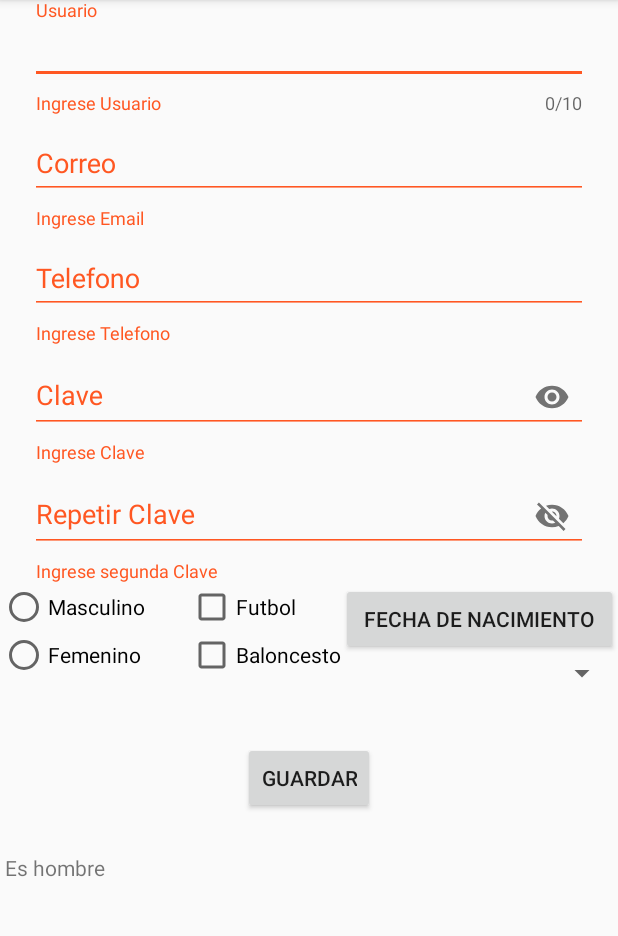
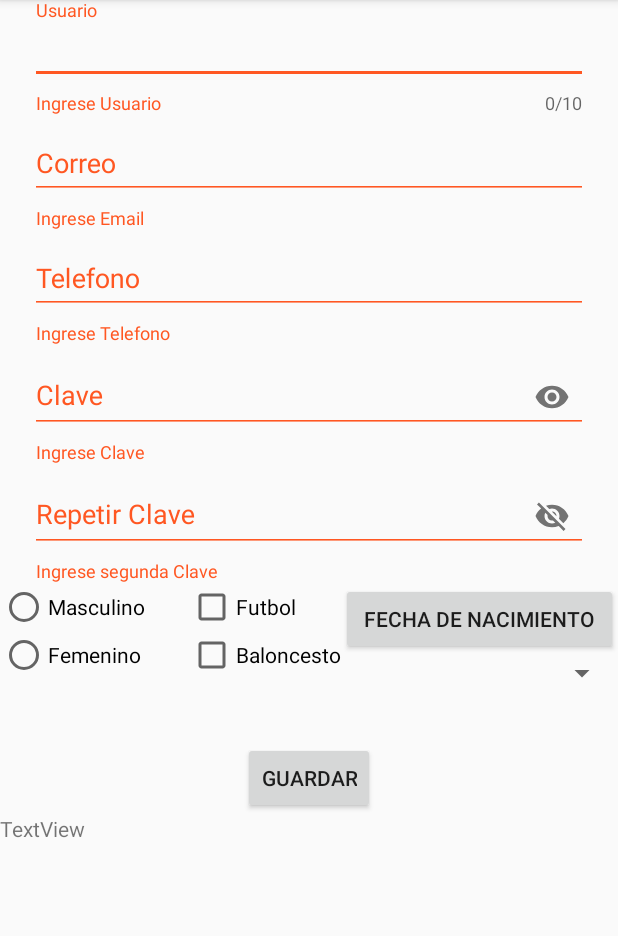
Before and after one commit to jolgo1989/Formulario, an Android app: the screen it shows after launch (MainActivity), after a tap on "GUARDAR", on a phone screen of 412 x 824 dp, the part 84-1020 px from its top. Run offline under Robolectric (Android 15) with nearby library versions, the phone set to English and light mode, and no system bars; 2 other taps on this screen came first.

Commit message:
Se agrego textview

```diff
--- a/app/src/main/res/layout/activity_main.xml
+++ b/app/src/main/res/layout/activity_main.xml
@@ -110,9 +110,10 @@
 
         </RadioGroup>
 
-        <RadioGroup
+        <LinearLayout
             android:layout_width="wrap_content"
-            android:layout_height="wrap_content">
+            android:layout_height="wrap_content"
+            android:orientation="vertical">
 
             <CheckBox
                 android:id="@+id/checkBoxFutbol"
@@ -121,12 +122,11 @@
                 android:text="@string/futbol" />
 
             <CheckBox
-                android:id="@+id/checkBox6"
+                android:id="@+id/checkBoxBaloncesto"
                 android:layout_width="wrap_content"
                 android:layout_height="wrap_content"
                 android:text="@string/baloncesto" />
-
-        </RadioGroup>
+        </LinearLayout>
 
         <LinearLayout
             android:layout_width="match_parent"
@@ -157,7 +157,7 @@
     <TextView
         android:id="@+id/textView2"
         android:layout_width="match_parent"
-        android:layout_height="wrap_content"
+        android:layout_height="match_parent"
         android:lineSpacingExtra="10dp"
         android:text="@string/textview" />
 
```
Also changed, not shown: app/src/main/java/com/example/myapplicationformulario2/MainActivity.kt (+23 -7 lines), app/src/main/java/com/example/myapplicationformulario2/MainActivity2.kt (deleted, +0 -11 lines), app/src/main/res/layout/activity_main2.xml (deleted, +0 -20 lines).
